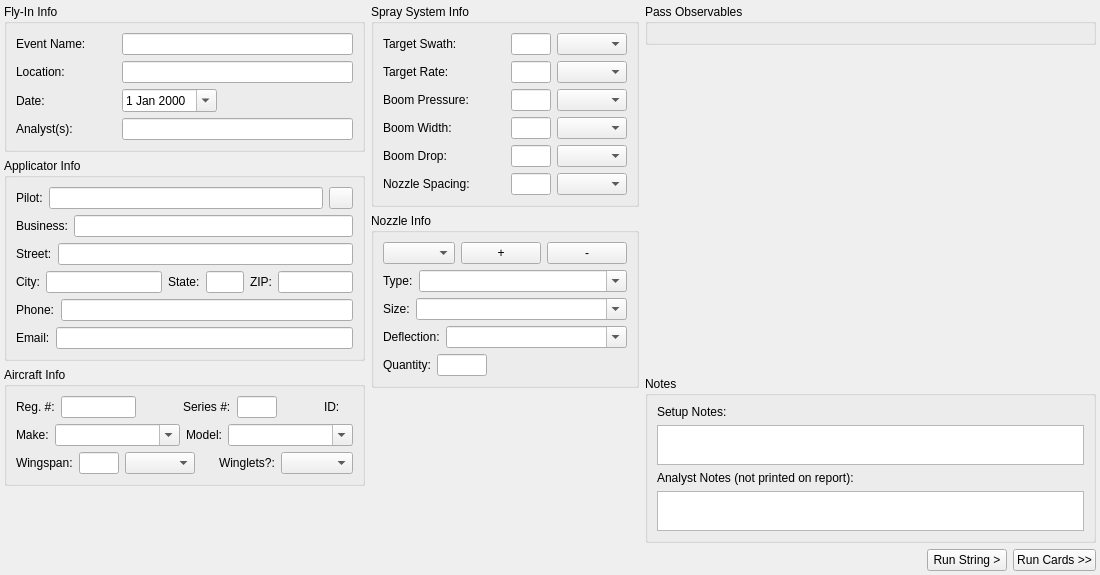
Above: resources/seriesInfo.ui from gill14/AccuPatt before the change. Below: the same form after it.
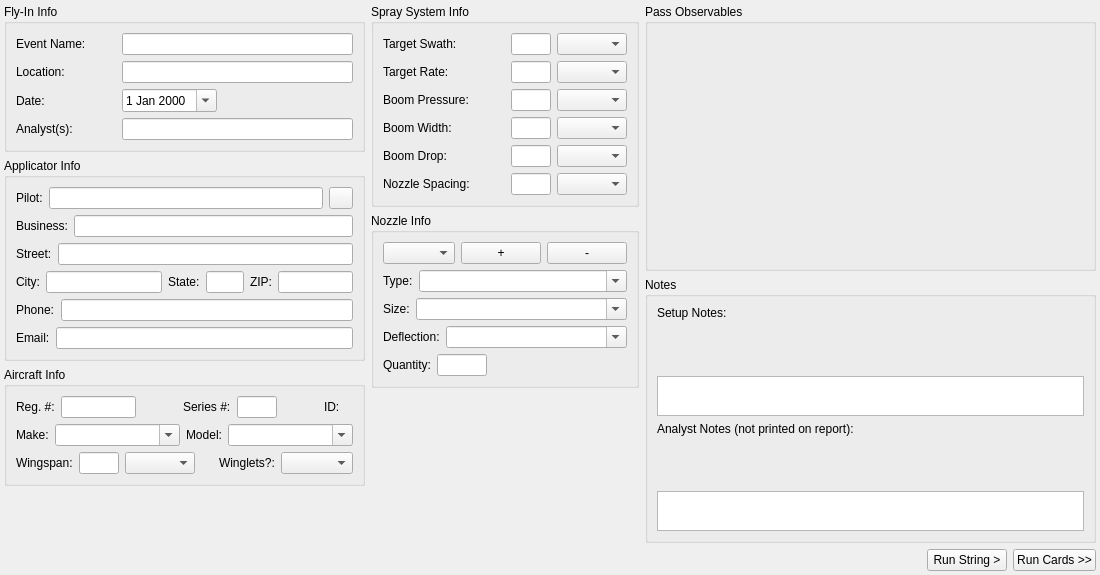
That is the form after the change. Icons and pictures are not drawn.

```diff
--- a/resources/seriesInfo.ui
+++ b/resources/seriesInfo.ui
@@ -1227,19 +1227,6 @@
          <layout class="QVBoxLayout" name="vLayoutPassObservables"/>
         </widget>
        </item>
-       <item>
-        <spacer name="verticalSpacer_col2">
-         <property name="orientation">
-          <enum>Qt::Vertical</enum>
-         </property>
-         <property name="sizeHint" stdset="0">
-          <size>
-           <width>20</width>
-           <height>0</height>
-          </size>
-         </property>
-        </spacer>
-       </item>
        <item>
         <widget class="QGroupBox" name="groupBoxNotes">
          <property name="title">
```
